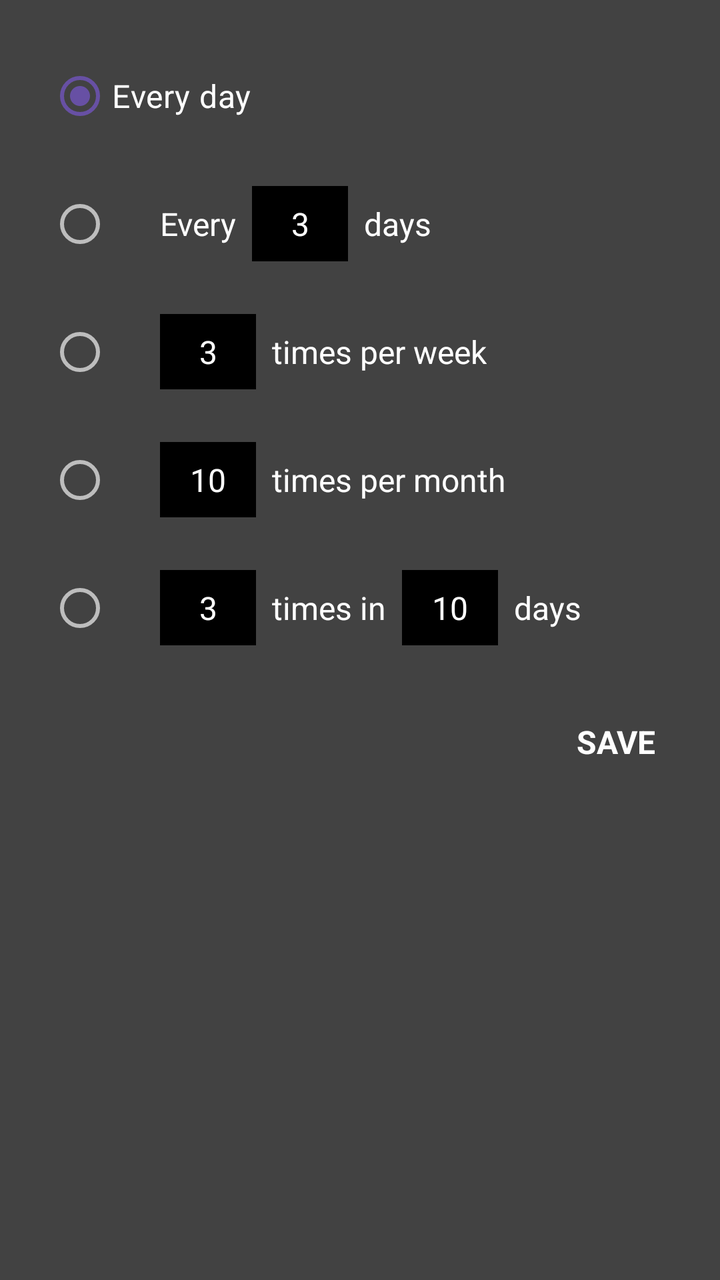
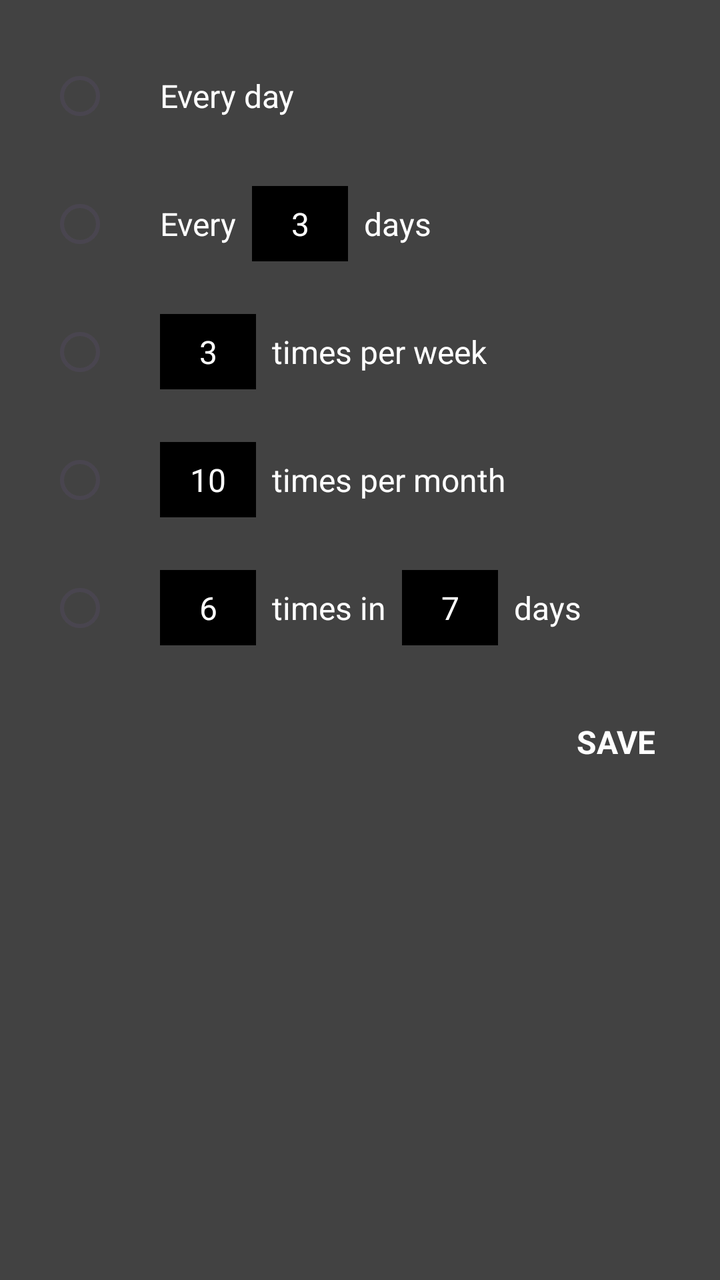

Before-and-after screenshots of an Android layout around one commit, followed by the original layout XML and the change that was made.
<!-- AndroidManifest.xml: application theme Theme.PBD3FinalCapstone -->
<!-- res/layout/dialog_freq_opt_yesno.xml -->
<?xml version="1.0" encoding="utf-8"?>
<LinearLayout xmlns:android="http://schemas.android.com/apk/res/android"
    android:layout_width="match_parent"
    android:layout_height="wrap_content"
    xmlns:app="http://schemas.android.com/apk/res-auto"
    android:background="#424242"
    android:orientation="vertical"
    android:padding="24dp">


    <RadioGroup
        android:layout_width="match_parent"
        android:layout_height="wrap_content"
        android:orientation="vertical">

        <RadioButton
            android:id="@+id/radio_every_day"
            android:layout_width="match_parent"
            android:layout_height="wrap_content"
            android:layout_marginBottom="16dp"
            android:checked="true"
            android:text="Every day"
            android:textColor="#FFFFFF"
            android:textSize="16sp" />

        <LinearLayout
            android:layout_width="match_parent"
            android:layout_height="wrap_content"
            android:layout_marginBottom="16dp"
            android:gravity="center_vertical"
            android:orientation="horizontal">

            <androidx.appcompat.widget.AppCompatRadioButton
                android:id="@+id/radio_every_x_days"
                android:layout_width="wrap_content"
                android:layout_height="wrap_content"
                app:buttonTint="#BDBDBD" />

            <TextView
                android:layout_width="wrap_content"
                android:layout_height="wrap_content"
                android:layout_marginStart="8dp"
                android:text="Every"
                android:textColor="#FFFFFF"
                android:textSize="16sp" />


            <EditText
                android:id="@+id/edit_every_x_days"
                android:layout_width="48dp"
                android:layout_height="wrap_content"
                android:layout_marginStart="8dp"
                android:layout_marginEnd="8dp"
                android:background="#000000"
                android:gravity="center"
                android:inputType="number"
                android:padding="8dp"
                android:text="3"
                android:textColor="#FFFFFF"
                android:textSize="16sp" />

            <TextView
                android:layout_width="wrap_content"
                android:layout_height="wrap_content"
                android:text="days"
                android:textColor="#FFFFFF"
                android:textSize="16sp" />
        </LinearLayout>

        <LinearLayout
            android:layout_width="match_parent"
            android:layout_height="wrap_content"
            android:layout_marginBottom="16dp"
            android:gravity="center_vertical"
            android:orientation="horizontal">

            <androidx.appcompat.widget.AppCompatRadioButton
                android:id="@+id/radio_times_per_week"
                android:layout_width="wrap_content"
                android:layout_height="wrap_content"
                app:buttonTint="#BDBDBD" />

            
            <EditText
                android:id="@+id/edit_times_per_week"
                android:layout_width="48dp"
                android:layout_height="wrap_content"
                android:layout_marginStart="8dp"
                android:layout_marginEnd="8dp"
                android:background="#000000"
                android:gravity="center"
                android:inputType="number"
                android:padding="8dp"
                android:text="3"
                android:textColor="#FFFFFF"
                android:textSize="16sp" />

            <TextView
                android:layout_width="wrap_content"
                android:layout_height="wrap_content"
                android:text="times per week"
                android:textColor="#FFFFFF"
                android:textSize="16sp" />
        </LinearLayout>

        <LinearLayout
            android:layout_width="match_parent"
            android:layout_height="wrap_content"
            android:layout_marginBottom="16dp"
            android:gravity="center_vertical"
            android:orientation="horizontal">

            <androidx.appcompat.widget.AppCompatRadioButton
                android:id="@+id/radio_times_per_month"
                android:layout_width="wrap_content"
                android:layout_height="wrap_content"
                app:buttonTint="#BDBDBD" />


            
            <EditText
                android:id="@+id/edit_times_per_month"
                android:layout_width="48dp"
                android:layout_height="wrap_content"
                android:layout_marginStart="8dp"
                android:layout_marginEnd="8dp"
                android:background="#000000"
                android:gravity="center"
                android:inputType="number"
                android:padding="8dp"
                android:text="10"
                android:textColor="#FFFFFF"
                android:textSize="16sp" />

            <TextView
                android:layout_width="wrap_content"
                android:layout_height="wrap_content"
                android:text="times per month"
                android:textColor="#FFFFFF"
                android:textSize="16sp" />
        </LinearLayout>

        <LinearLayout
            android:layout_width="match_parent"
            android:layout_height="wrap_content"
            android:layout_marginBottom="24dp"
            android:gravity="center_vertical"
            android:orientation="horizontal">

            <androidx.appcompat.widget.AppCompatRadioButton
                android:id="@+id/radio_times_in_days"
                android:layout_width="wrap_content"
                android:layout_height="wrap_content"
                app:buttonTint="#BDBDBD"/>

            
            <EditText
                android:id="@+id/edit_times_in_days_x"
                android:layout_width="48dp"
                android:layout_height="wrap_content"
                android:layout_marginStart="8dp"
                android:layout_marginEnd="8dp"
                android:background="#000000"
                android:gravity="center"
                android:inputType="number"
                android:padding="8dp"
                android:text="3"
                android:textColor="#FFFFFF"
                android:textSize="16sp" />

            <TextView
                android:layout_width="wrap_content"
                android:layout_height="wrap_content"
                android:text="times in"
                android:textColor="#FFFFFF"
                android:textSize="16sp" />

            
            <EditText
                android:id="@+id/edit_times_in_days_y"
                android:layout_width="48dp"
                android:layout_height="wrap_content"
                android:layout_marginStart="8dp"
                android:layout_marginEnd="8dp"
                android:background="#000000"
                android:gravity="center"
                android:inputType="number"
                android:padding="8dp"
                android:text="10"
                android:textColor="#FFFFFF"
                android:textSize="16sp" />

            <TextView
                android:layout_width="wrap_content"
                android:layout_height="wrap_content"
                android:text="days"
                android:textColor="#FFFFFF"
                android:textSize="16sp" />
        </LinearLayout>

    </RadioGroup>

    <TextView
        android:id="@+id/btn_save"
        android:layout_width="wrap_content"
        android:layout_height="wrap_content"
        android:layout_gravity="end"
        android:padding="8dp"
        android:text="SAVE"
        android:textColor="#FFFFFF"
        android:textSize="16sp"
        android:textStyle="bold" />

</LinearLayout>
<!-- resources referenced by this layout -->
<resources>
  <style name="Theme.PBD3FinalCapstone" parent="Base.Theme.PBD3FinalCapstone" />
  <style name="Base.Theme.PBD3FinalCapstone" parent="Theme.Material3.DayNight.NoActionBar">
          
          
      </style>
</resources>

<!-- the commit's change to res/layout/dialog_freq_opt_yesno.xml (unified diff, before → after) -->
@@ -7,34 +7,46 @@
     android:orientation="vertical"
     android:padding="24dp">
 
-
     <RadioGroup
+        android:id="@+id/radio_group_freq"
         android:layout_width="match_parent"
         android:layout_height="wrap_content"
         android:orientation="vertical">
 
-        <RadioButton
-            android:id="@+id/radio_every_day"
-            android:layout_width="match_parent"
-            android:layout_height="wrap_content"
-            android:layout_marginBottom="16dp"
-            android:checked="true"
-            android:text="Every day"
-            android:textColor="#FFFFFF"
-            android:textSize="16sp" />
-
-        <LinearLayout
-            android:layout_width="match_parent"
-            android:layout_height="wrap_content"
-            android:layout_marginBottom="16dp"
-            android:gravity="center_vertical"
-            android:orientation="horizontal">
-
-            <androidx.appcompat.widget.AppCompatRadioButton
+        <LinearLayout
+            android:layout_width="match_parent"
+            android:layout_height="wrap_content"
+            android:layout_marginBottom="16dp"
+            android:gravity="center_vertical"
+            android:orientation="horizontal">
+
+            <RadioButton
+                android:id="@+id/radio_every_day"
+                android:layout_width="wrap_content"
+                android:layout_height="wrap_content"
+                android:buttonTint="#BDBDBD" />
+
+            <TextView
+                android:layout_width="wrap_content"
+                android:layout_height="wrap_content"
+                android:layout_marginStart="8dp"
+                android:text="Every day"
+                android:textColor="#FFFFFF"
+                android:textSize="16sp" />
+        </LinearLayout>
+
+        <LinearLayout
+            android:layout_width="match_parent"
+            android:layout_height="wrap_content"
+            android:layout_marginBottom="16dp"
+            android:gravity="center_vertical"
+            android:orientation="horizontal">
+
+            <RadioButton
                 android:id="@+id/radio_every_x_days"
                 android:layout_width="wrap_content"
                 android:layout_height="wrap_content"
-                app:buttonTint="#BDBDBD" />
+                android:buttonTint="#BDBDBD" />
 
             <TextView
                 android:layout_width="wrap_content"
@@ -44,7 +56,6 @@
                 android:textColor="#FFFFFF"
                 android:textSize="16sp" />
 
-
             <EditText
                 android:id="@+id/edit_every_x_days"
                 android:layout_width="48dp"
@@ -74,13 +85,12 @@
             android:gravity="center_vertical"
             android:orientation="horizontal">
 
-            <androidx.appcompat.widget.AppCompatRadioButton
+            <RadioButton
                 android:id="@+id/radio_times_per_week"
                 android:layout_width="wrap_content"
                 android:layout_height="wrap_content"
-                app:buttonTint="#BDBDBD" />
-
-            
+                android:buttonTint="#BDBDBD" />
+
             <EditText
                 android:id="@+id/edit_times_per_week"
                 android:layout_width="48dp"
@@ -110,14 +120,12 @@
             android:gravity="center_vertical"
             android:orientation="horizontal">
 
-            <androidx.appcompat.widget.AppCompatRadioButton
+            <RadioButton
                 android:id="@+id/radio_times_per_month"
                 android:layout_width="wrap_content"
                 android:layout_height="wrap_content"
-                app:buttonTint="#BDBDBD" />
-
-
-            
+                android:buttonTint="#BDBDBD" />
+
             <EditText
                 android:id="@+id/edit_times_per_month"
                 android:layout_width="48dp"
@@ -147,13 +155,12 @@
             android:gravity="center_vertical"
             android:orientation="horizontal">
 
-            <androidx.appcompat.widget.AppCompatRadioButton
+            <RadioButton
                 android:id="@+id/radio_times_in_days"
                 android:layout_width="wrap_content"
                 android:layout_height="wrap_content"
-                app:buttonTint="#BDBDBD"/>
-
-            
+                android:buttonTint="#BDBDBD"/>
+
             <EditText
                 android:id="@+id/edit_times_in_days_x"
                 android:layout_width="48dp"
@@ -164,7 +171,7 @@
                 android:gravity="center"
                 android:inputType="number"
                 android:padding="8dp"
-                android:text="3"
+                android:text="6"
                 android:textColor="#FFFFFF"
                 android:textSize="16sp" />
 
@@ -175,7 +182,6 @@
                 android:textColor="#FFFFFF"
                 android:textSize="16sp" />
 
-            
             <EditText
                 android:id="@+id/edit_times_in_days_y"
                 android:layout_width="48dp"
@@ -186,7 +192,7 @@
                 android:gravity="center"
                 android:inputType="number"
                 android:padding="8dp"
-                android:text="10"
+                android:text="7"
                 android:textColor="#FFFFFF"
                 android:textSize="16sp" />
 
